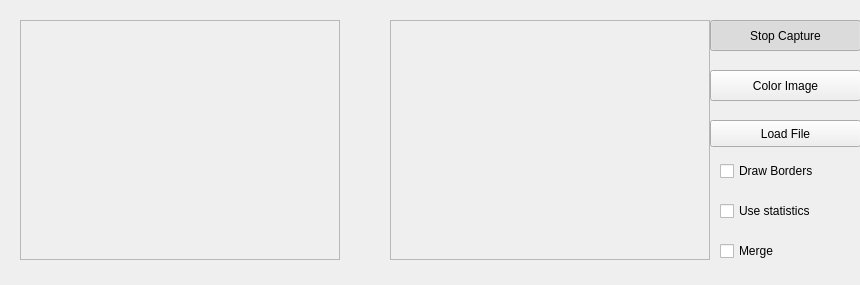
MenaRicci/Proyectos-Vision, file proy5/mainwindow.ui: the form before one commit.
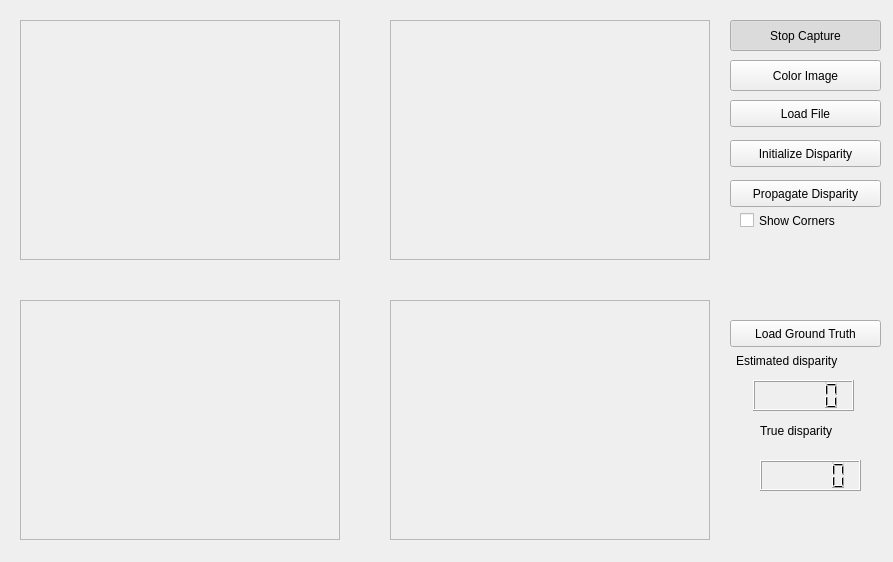
The form after the commit.

Commit message: Interfaz Proy 5 acabada

The edit to the form file:
```diff
--- a/proy5/mainwindow.ui
+++ b/proy5/mainwindow.ui
@@ -6,8 +6,8 @@
    <rect>
     <x>0</x>
     <y>0</y>
-    <width>860</width>
-    <height>285</height>
+    <width>893</width>
+    <height>562</height>
    </rect>
   </property>
   <property name="windowTitle">
@@ -48,7 +48,7 @@
   <widget class="QPushButton" name="captureButton">
    <property name="geometry">
     <rect>
-     <x>710</x>
+     <x>730</x>
      <y>20</y>
      <width>151</width>
      <height>31</height>
@@ -67,8 +67,8 @@
   <widget class="QPushButton" name="colorButton">
    <property name="geometry">
     <rect>
-     <x>710</x>
-     <y>70</y>
+     <x>730</x>
+     <y>60</y>
      <width>151</width>
      <height>31</height>
     </rect>
@@ -86,8 +86,8 @@
   <widget class="QPushButton" name="LoadButton">
    <property name="geometry">
     <rect>
-     <x>710</x>
-     <y>120</y>
+     <x>730</x>
+     <y>100</y>
      <width>151</width>
      <height>27</height>
     </rect>
@@ -99,40 +99,131 @@
   <widget class="QCheckBox" name="Check_Border">
    <property name="geometry">
     <rect>
-     <x>720</x>
-     <y>160</y>
-     <width>97</width>
-     <height>22</height>
+     <x>740</x>
+     <y>210</y>
+     <width>131</width>
+     <height>21</height>
     </rect>
    </property>
    <property name="text">
-    <string>Draw Borders</string>
+    <string>Show Corners</string>
    </property>
   </widget>
-  <widget class="QCheckBox" name="Check_Statistics">
+  <widget class="QFrame" name="imageFrameS_2">
    <property name="geometry">
     <rect>
-     <x>720</x>
-     <y>200</y>
-     <width>97</width>
-     <height>22</height>
+     <x>20</x>
+     <y>300</y>
+     <width>320</width>
+     <height>240</height>
     </rect>
    </property>
+   <property name="frameShape">
+    <enum>QFrame::StyledPanel</enum>
+   </property>
+   <property name="frameShadow">
+    <enum>QFrame::Raised</enum>
+   </property>
+  </widget>
+  <widget class="QFrame" name="imageFrameD_2">
+   <property name="geometry">
+    <rect>
+     <x>390</x>
+     <y>300</y>
+     <width>320</width>
+     <height>240</height>
+    </rect>
+   </property>
+   <property name="frameShape">
+    <enum>QFrame::StyledPanel</enum>
+   </property>
+   <property name="frameShadow">
+    <enum>QFrame::Raised</enum>
+   </property>
+  </widget>
+  <widget class="QPushButton" name="InitButton">
+   <property name="geometry">
+    <rect>
+     <x>730</x>
+     <y>140</y>
+     <width>151</width>
+     <height>27</height>
+    </rect>
+   </property>
    <property name="text">
-    <string>Use statistics</string>
+    <string>Initialize Disparity</string>
    </property>
   </widget>
-  <widget class="QCheckBox" name="Check_Merge">
+  <widget class="QPushButton" name="PropaButton">
    <property name="geometry">
     <rect>
-     <x>720</x>
-     <y>240</y>
-     <width>97</width>
-     <height>22</height>
+     <x>730</x>
+     <y>180</y>
+     <width>151</width>
+     <height>27</height>
     </rect>
    </property>
    <property name="text">
-    <string>Merge</string>
+    <string>Propagate Disparity</string>
+   </property>
+  </widget>
+  <widget class="QPushButton" name="GroundButton">
+   <property name="geometry">
+    <rect>
+     <x>730</x>
+     <y>320</y>
+     <width>151</width>
+     <height>27</height>
+    </rect>
+   </property>
+   <property name="text">
+    <string>Load Ground Truth</string>
+   </property>
+  </widget>
+  <widget class="QLabel" name="label">
+   <property name="geometry">
+    <rect>
+     <x>736</x>
+     <y>350</y>
+     <width>141</width>
+     <height>21</height>
+    </rect>
+   </property>
+   <property name="text">
+    <string>Estimated disparity</string>
+   </property>
+  </widget>
+  <widget class="QLabel" name="label_2">
+   <property name="geometry">
+    <rect>
+     <x>760</x>
+     <y>421</y>
+     <width>101</width>
+     <height>20</height>
+    </rect>
+   </property>
+   <property name="text">
+    <string>True disparity</string>
+   </property>
+  </widget>
+  <widget class="QLCDNumber" name="EstimatedLCD">
+   <property name="geometry">
+    <rect>
+     <x>753</x>
+     <y>380</y>
+     <width>101</width>
+     <height>31</height>
+    </rect>
+   </property>
+  </widget>
+  <widget class="QLCDNumber" name="TrueLCD">
+   <property name="geometry">
+    <rect>
+     <x>760</x>
+     <y>460</y>
+     <width>101</width>
+     <height>31</height>
+    </rect>
    </property>
   </widget>
  </widget>
```
Left out of the diff: 2 changed lines with no effect on the pictures. The commit also changes 4 other files.
